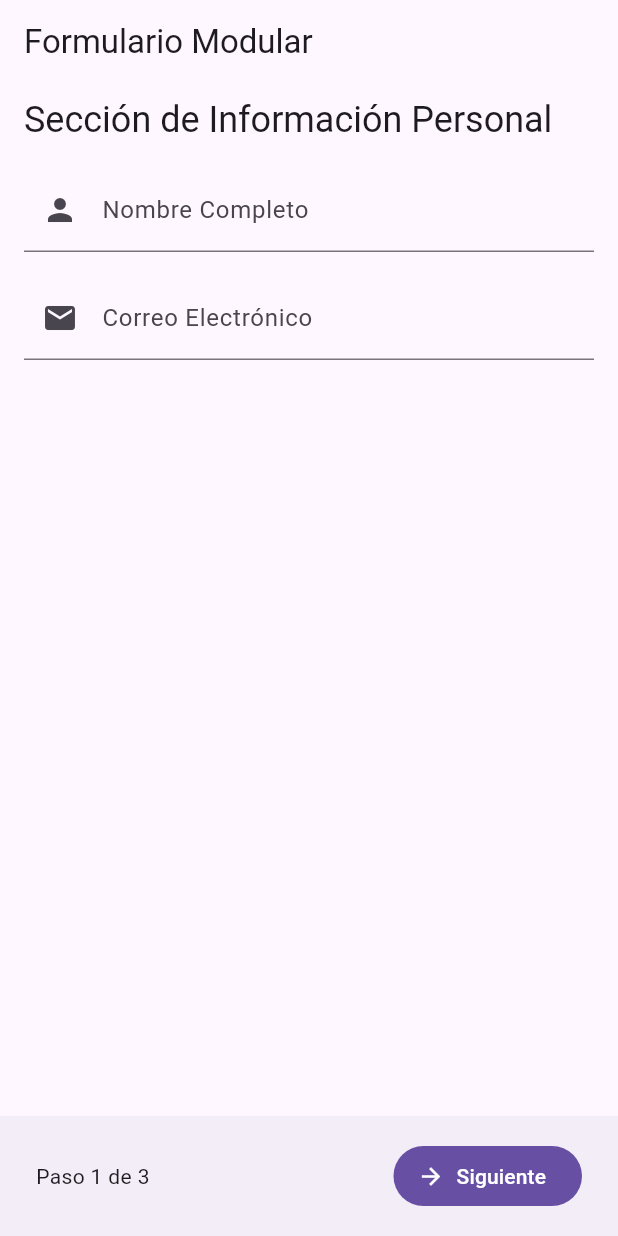
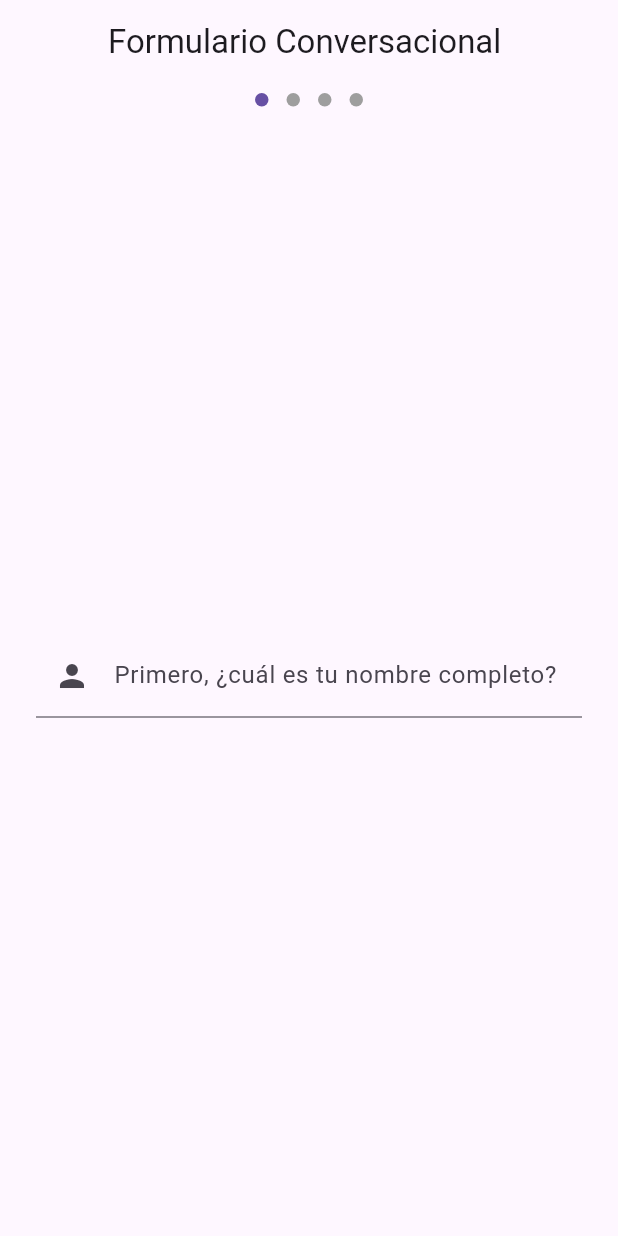
Before and after one commit to danielelgary/form_gemini_tutorial, a Flutter app: the screen it shows after launch, on a phone screen of 412 x 824 dp. Run offline on Flutter 3.47's test engine with Material 3 defaults, Android fonts, the phone set to English and light mode, and no system bars; drawn by our look-alikes of dots_indicator, flutter_form_builder; our stand-ins replace form_builder_validators.

Commit message:
Formulario mas dinamico, mas animado, mas conversacional

```diff
--- /dev/null
+++ b/lib/features/complex_form/model/form_field_model.dart
@@ -0,0 +1,24 @@
+// lib/features/complex_form/model/form_field_model.dart
+import 'package:flutter/material.dart';
+
+// Usamos un enum para definir los tipos de campo que soportamos.
+// ¡Esto evita errores de escritura y hace el código más seguro!
+enum FieldType { text, email, radio, checkbox }
+
+class FormFieldModel {
+  final String name;          // El ID único del campo (ej: 'full_name')
+  final String label;         // El texto a mostrar (ej: 'Nombre Completo')
+  final FieldType type;
+  final IconData? icon;
+  final List<String>? options; // Para radios o dropdowns
+  final FormFieldValidator? validator; // Opcionalmente puedes escribir FormFieldValidator<dynamic>?
+
+  FormFieldModel({
+    required this.name,
+    required this.label,
+    required this.type,
+    this.icon,
+    this.options,
+    this.validator,
+  });
+}
--- a/lib/features/complex_form/view/complex_form_page.dart
+++ b/lib/features/complex_form/view/complex_form_page.dart
@@ -1,92 +1,69 @@
-// features/complex_form/view/complex_form_page.dart
+// lib/features/complex_form/view/complex_form_page.dart
 import 'package:flutter/material.dart';
 import 'package:flutter_form_builder/flutter_form_builder.dart';
 import 'package:form_gemini_tutorial/features/complex_form/controller/form_controller.dart';
-import 'package:form_gemini_tutorial/features/complex_form/widgets/_employment_info_section.dart';
-import 'package:form_gemini_tutorial/features/complex_form/widgets/_legal_section.dart';
-import 'package:form_gemini_tutorial/features/complex_form/widgets/_personal_info_section.dart';
+import 'package:form_gemini_tutorial/features/complex_form/widgets/_dynamic_form_field.dart';
 import 'package:provider/provider.dart';
-// ... otros imports
+import 'package:dots_indicator/dots_indicator.dart'; // Necesitarás añadir este paquete!
 
 class ComplexFormPage extends StatelessWidget {
   const ComplexFormPage({super.key});
 
   @override
   Widget build(BuildContext context) {
-    // Usamos ChangeNotifierProvider para crear y proveer nuestro controlador
     return ChangeNotifierProvider(
       create: (_) => FormController(),
       child: Scaffold(
-        appBar: AppBar(title: const Text("Formulario Modular")),
-        body: Consumer<FormController>( // Consumer reconstruye cuando notifyListeners es llamado
+        appBar: AppBar(
+          title: const Text("Formulario Conversacional"),
+          // Botón para retroceder
+          leading: Consumer<FormController>(
+            builder: (context, controller, child) {
+              return controller.currentPage > 0
+                  ? IconButton(
+                      icon: const Icon(Icons.arrow_back),
+                      onPressed: controller.previousPage,
+                    )
+                  : const SizedBox.shrink();
+            },
+          ),
+        ),
+        body: Consumer<FormController>(
           builder: (context, controller, child) {
-
-            // ¡NUEVO! Las secciones ahora son las páginas de nuestro PageView
-            final formSections = [
-              PersonalInfoSection(),
-              EmploymentInfoSection(),
-              LegalSection(),
-            ];
-
             return FormBuilder(
               key: controller.formKey,
-              child: Stack(
+              child: Column(
                 children: [
-                  PageView(
-                    controller: controller.pageController,
-                    // Deshabilitamos el deslizamiento manual para forzar el uso de botones
-                    physics: const NeverScrollableScrollPhysics(),
-                    children: formSections.map((section) {
-                      // Envolvemos cada sección en un padding para mantener el diseño
-                      return SingleChildScrollView(
-                        padding: const EdgeInsets.symmetric(horizontal: 16.0, vertical: 8.0),
-                        child: section,
-                      );
-                    }).toList(),
+                  // --- Indicador de Progreso Visual ---
+                  DotsIndicator(
+                    dotsCount: controller.formFields.length,
+                    position: controller.currentPage,
+                    decorator: DotsDecorator(
+                      activeColor: Theme.of(context).primaryColor,
+                    ),
                   ),
 
-                  // Muestra un loader si el controlador lo indica
-                  if (controller.isLoading)
-                    Container(
-                      color: Colors.black.withOpacity(0.5),
-                      child: const Center(child: CircularProgressIndicator()),
+                  // --- El PageView Dinámico ---
+                  Expanded(
+                    child: PageView.builder(
+                      controller: controller.pageController,
+                      physics: const NeverScrollableScrollPhysics(),
+                      itemCount: controller.formFields.length,
+                      itemBuilder: (context, index) {
+                        final fieldModel = controller.formFields[index];
+                        return Padding(
+                          padding: const EdgeInsets.all(24.0),
+                          child: Column(
+                            mainAxisAlignment: MainAxisAlignment.center,
+                            children: [
+                              DynamicFormField(fieldModel: fieldModel),
+                            ],
+                          ),
+                        );
+                      },
                     ),
+                  ),
                 ],
-              ),
-            );
-          },
-        ),
-        // --- NUEVO: Barra de navegación inferior ---
-        bottomNavigationBar: Consumer<FormController>(
-          builder: (context, controller, child) {
-            final isFirstPage = controller.currentPage == 0;
-            final isLastPage = controller.currentPage == 2; // 2 es la última página (0, 1, 2)
-
-            return BottomAppBar(
-              child: Padding(
-                padding: const EdgeInsets.all(8.0),
-                child: Row(
-                  mainAxisAlignment: MainAxisAlignment.spaceBetween,
-                  children: [
-                    // Botón "Anterior"
-                    if (!isFirstPage)
-                      TextButton.icon(
-                        icon: const Icon(Icons.arrow_back),
-                        label: const Text("Anterior"),
-                        onPressed: controller.previousPage,
-                      ),
-
-                    // Indicador de progreso (opcional pero recomendado)
-                    Text("Paso ${controller.currentPage + 1} de 3"),
-
-                    // Botón "Siguiente" o "Enviar"
-                    FilledButton.icon(
-                      icon: Icon(isLastPage ? Icons.check : Icons.arrow_forward),
-                      label: Text(isLastPage ? "Enviar" : "Siguiente"),
-                      onPressed: isLastPage ? controller.submitForm : controller.nextPage,
-                    ),
-                  ],
-                ),
               ),
             );
           },
--- /dev/null
+++ b/lib/features/complex_form/widgets/_dynamic_form_field.dart
@@ -0,0 +1,56 @@
+// lib/features/complex_form/widgets/_dynamic_form_field.dart
+import 'package:flutter/material.dart';
+import 'package:flutter_form_builder/flutter_form_builder.dart';
+import '../model/form_field_model.dart';
+import '../controller/form_controller.dart';
+import 'package:provider/provider.dart';
+
+class DynamicFormField extends StatelessWidget {
+  final FormFieldModel fieldModel;
+
+  const DynamicFormField({super.key, required this.fieldModel});
+
+  @override
+  Widget build(BuildContext context) {
+    // Con este truco, podemos llamar al controlador desde aquí
+    final formController = context.read<FormController>();
+
+    // Usamos un switch para decidir qué widget de FormBuilder renderizar
+    switch (fieldModel.type) {
+      case FieldType.text:
+      case FieldType.email:
+        return FormBuilderTextField(
+          name: fieldModel.name,
+          decoration: InputDecoration(
+            labelText: fieldModel.label,
+            prefixIcon: fieldModel.icon != null ? Icon(fieldModel.icon) : null,
+          ),
+          validator: fieldModel.validator,
+          keyboardType: fieldModel.type == FieldType.email ? TextInputType.emailAddress : TextInputType.text,
+          // Al completar la escritura, avanzamos
+          onEditingComplete: formController.validateAndNext,
+        );
+      case FieldType.radio:
+        return FormBuilderRadioGroup(
+          name: fieldModel.name,
+          decoration: InputDecoration(labelText: fieldModel.label, border: InputBorder.none),
+          validator: fieldModel.validator,
+          options: (fieldModel.options ?? [])
+              .map((opt) => FormBuilderFieldOption(value: opt, child: Text(opt)))
+              .toList(),
+          // Al cambiar la opción, avanzamos automáticamente
+          onChanged: (_) => Future.delayed(const Duration(milliseconds: 300), formController.validateAndNext),
+        );
+      case FieldType.checkbox:
+         return FormBuilderCheckbox(
+          name: fieldModel.name,
+          title: Text(fieldModel.label),
+          validator: fieldModel.validator,
+          // También avanzamos al cambiar
+          onChanged: (_) => Future.delayed(const Duration(milliseconds: 300), formController.validateAndNext),
+        );
+      default:
+        return Text('Error: Tipo de campo no soportado');
+    }
+  }
+}
--- a/pubspec.yaml
+++ b/pubspec.yaml
@@ -19,6 +19,8 @@ dependencies:
   shared_preferences: ^2.2.3
   # Para notificar cambios de estado de forma simple (opcional pero recomendado)
   provider: ^6.1.2
+  # Para los indicadores de página
+  dots_indicator: ^3.0.0
 
 dev_dependencies:
   flutter_test:
```
Also changed, not shown: lib/features/complex_form/controller/form_controller.dart (+73 -80 lines), pubspec.lock.
